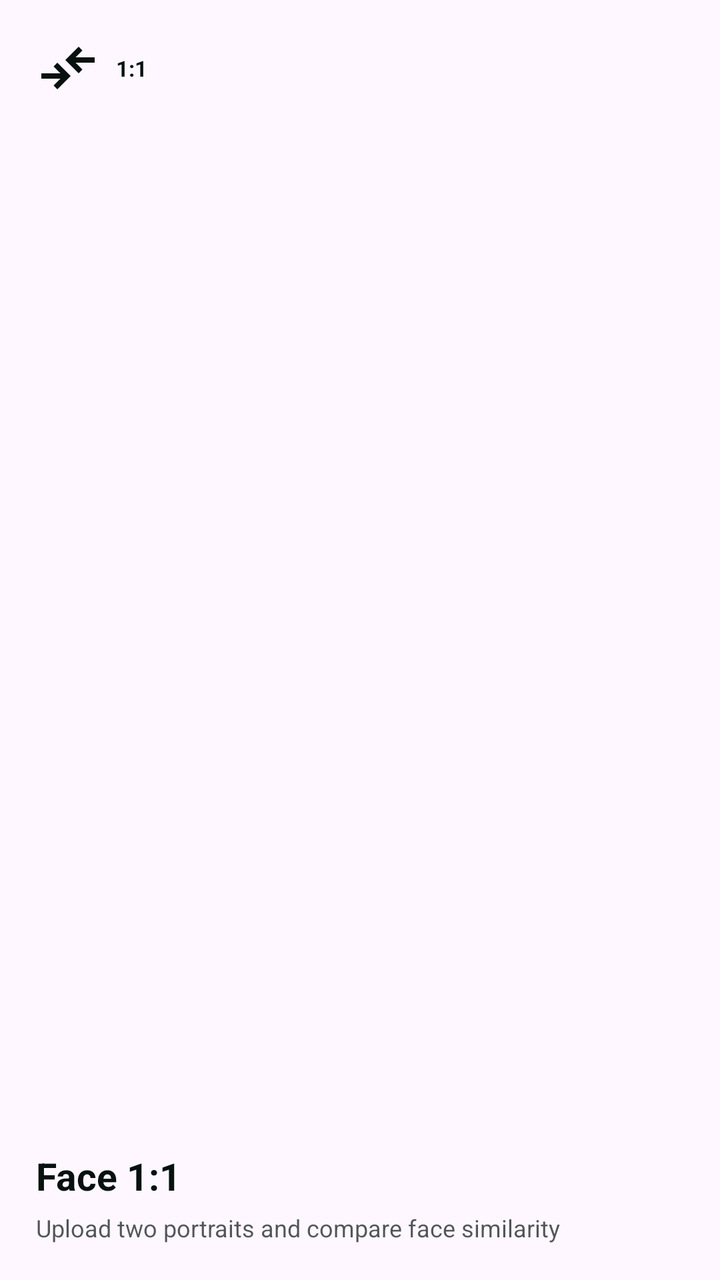
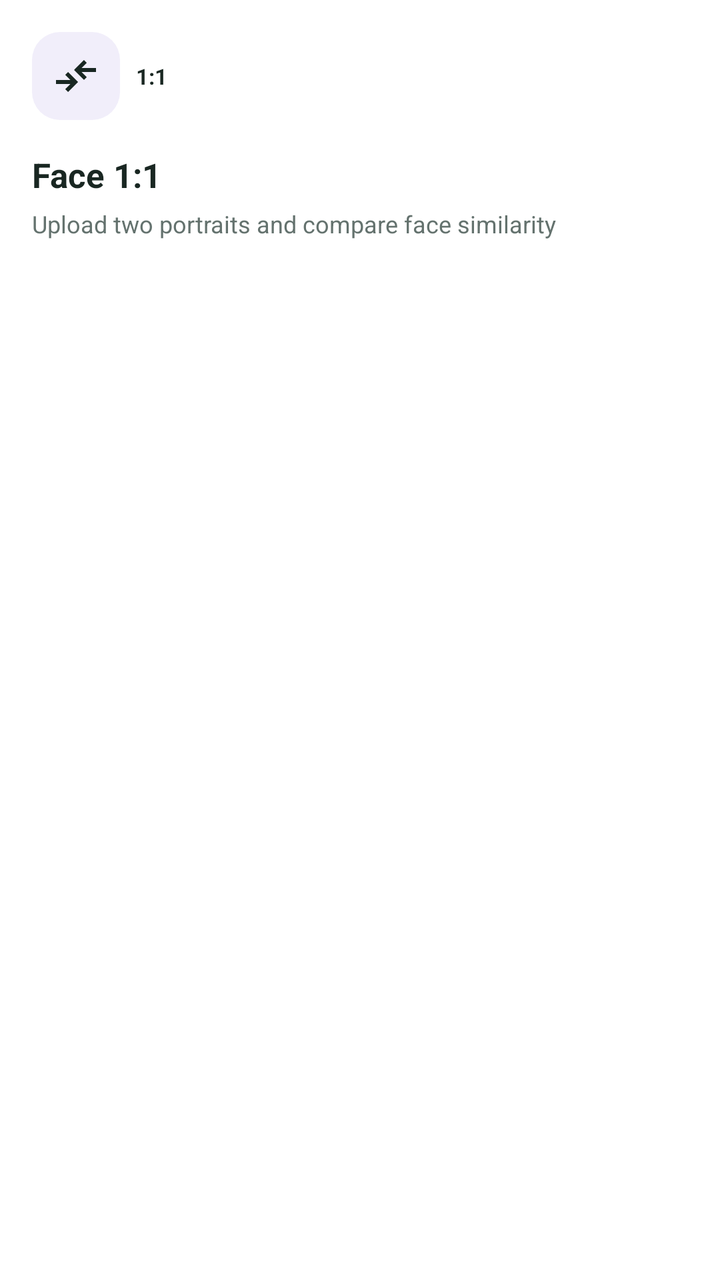

The first picture is an Android layout as it rendered before a commit; the second is the same layout after the commit. The layout source and the unified diff follow.
<!-- AndroidManifest.xml: application theme Theme.InspireFaceExample -->
<!-- res/layout/item_home_compare.xml -->
<?xml version="1.0" encoding="utf-8"?>
<LinearLayout xmlns:android="http://schemas.android.com/apk/res/android"
    android:layout_width="match_parent"
    android:layout_height="match_parent"
    android:gravity="bottom"
    android:orientation="vertical"
    android:padding="18dp">

    <LinearLayout
        android:layout_width="match_parent"
        android:layout_height="wrap_content"
        android:gravity="center_vertical"
        android:orientation="horizontal">

        <ImageView
            android:layout_width="32dp"
            android:layout_height="32dp"
            android:contentDescription="@null"
            android:importantForAccessibility="no"
            android:src="@drawable/ic_home_compare" />

        <TextView
            android:layout_width="wrap_content"
            android:layout_height="wrap_content"
            android:layout_marginStart="8dp"
            android:text="@string/menu_badge_compare"
            android:textColor="@color/home_tile_text_dark"
            android:textSize="11sp"
            android:textStyle="bold" />
    </LinearLayout>

    <Space
        android:layout_width="1dp"
        android:layout_height="0dp"
        android:layout_weight="1" />

    <TextView
        android:layout_width="match_parent"
        android:layout_height="wrap_content"
        android:text="@string/face_compare_title"
        android:textColor="@color/home_tile_text_dark"
        android:textSize="19sp"
        android:textStyle="bold" />

    <TextView
        android:layout_width="match_parent"
        android:layout_height="wrap_content"
        android:layout_marginTop="5dp"
        android:maxLines="2"
        android:text="@string/home_compare_desc"
        android:textColor="@color/home_tile_text_dark_secondary"
        android:textSize="12sp" />
</LinearLayout>
<!-- resources referenced by this layout -->
<resources>
  <color name="home_tile_text_dark">#FF07110F</color>
  <color name="home_tile_text_dark_secondary">#B307110F</color>
  <style name="Base.Theme.InspireFaceExample" parent="Theme.Material3.DayNight.NoActionBar">
          
          
      </style>
  <!-- unchanged entries left out for length: 5 -->
</resources>

<!-- the commit's change to res/layout/item_home_compare.xml (unified diff, before → after) -->
@@ -1,10 +1,11 @@
 <?xml version="1.0" encoding="utf-8"?>
 <LinearLayout xmlns:android="http://schemas.android.com/apk/res/android"
     android:layout_width="match_parent"
-    android:layout_height="match_parent"
-    android:gravity="bottom"
+    android:layout_height="wrap_content"
+    android:gravity="top"
+    android:minHeight="184dp"
     android:orientation="vertical"
-    android:padding="18dp">
+    android:padding="16dp">
 
     <LinearLayout
         android:layout_width="match_parent"
@@ -13,8 +14,11 @@
         android:orientation="horizontal">
 
         <ImageView
-            android:layout_width="32dp"
-            android:layout_height="32dp"
+            android:background="@drawable/bg_home_icon"
+            android:backgroundTint="@color/home_tile_purple"
+            android:padding="10dp"
+            android:layout_width="44dp"
+            android:layout_height="44dp"
             android:contentDescription="@null"
             android:importantForAccessibility="no"
             android:src="@drawable/ic_home_compare" />
@@ -31,23 +35,24 @@
 
     <Space
         android:layout_width="1dp"
-        android:layout_height="0dp"
-        android:layout_weight="1" />
+        android:layout_height="16dp" />
 
     <TextView
         android:layout_width="match_parent"
         android:layout_height="wrap_content"
         android:text="@string/face_compare_title"
         android:textColor="@color/home_tile_text_dark"
-        android:textSize="19sp"
+        android:textSize="17sp"
+        android:maxLines="2"
         android:textStyle="bold" />
 
     <TextView
         android:layout_width="match_parent"
         android:layout_height="wrap_content"
         android:layout_marginTop="5dp"
-        android:maxLines="2"
+        android:maxLines="3"
         android:text="@string/home_compare_desc"
         android:textColor="@color/home_tile_text_dark_secondary"
-        android:textSize="12sp" />
+        android:textSize="12sp"
+        android:lineSpacingExtra="1dp" />
 </LinearLayout>
<!-- resource entries referenced after the edit -->
@@ -1,10 +1,106 @@
 <!-- resources referenced by this layout -->
 <resources>
-  <color name="home_tile_text_dark">#FF07110F</color>
-  <color name="home_tile_text_dark_secondary">#B307110F</color>
-  <style name="Base.Theme.InspireFaceExample" parent="Theme.Material3.DayNight.NoActionBar">
-          
-          
+  <color name="home_tile_purple">#F1EEFA</color>
+  <color name="home_tile_text_dark">#192722</color>
+  <color name="home_tile_text_dark_secondary">#64726E</color>
+  <!-- drawable bg_home_icon (drawable) -->
+  <shape xmlns:android="http://schemas.android.com/apk/res/android" android:shape="rectangle">
+      <solid android:color="@color/home_surface" />
+      <corners android:radius="14dp" />
+  </shape>
+  <color name="home_surface">#F5F7F8</color>
+  <style name="Base.Theme.InspireFaceExample" parent="Theme.Material3.Light.NoActionBar">
+          <item name="android:windowBackground">@color/home_background</item>
+          <item name="android:statusBarColor">@android:color/transparent</item>
+          <item name="android:navigationBarColor">@color/home_background</item>
+          <item name="android:windowLightStatusBar">true</item>
+          <item name="android:windowAnimationStyle">@style/AppWindowAnimation</item>
+          <item name="android:colorAccent">@color/liveness_accent</item>
+          <item name="colorPrimary">@color/liveness_accent</item>
+          <item name="colorOnPrimary">@color/white</item>
+          <item name="colorPrimaryContainer">@color/plus_accent_soft</item>
+          <item name="colorOnPrimaryContainer">@color/liveness_accent</item>
+          <item name="colorSecondary">@color/liveness_accent</item>
+          <item name="colorSecondaryContainer">@color/plus_accent_soft</item>
+          <item name="colorOnSecondaryContainer">@color/home_text_primary</item>
+          <item name="colorSurface">@color/home_background</item>
+          <item name="colorSurfaceVariant">@color/home_surface</item>
+          <item name="colorOnSurface">@color/home_text_primary</item>
+          <item name="colorOnSurfaceVariant">@color/home_text_secondary</item>
+          <item name="colorOutline">@color/home_stroke</item>
+          <item name="colorControlHighlight">#14237D63</item>
+          <item name="materialButtonStyle">@style/AppButton</item>
+          <item name="materialButtonOutlinedStyle">@style/AppButton.Outlined</item>
+          <item name="buttonBarPositiveButtonStyle">@style/AppButton.Text</item>
+          <item name="buttonBarNegativeButtonStyle">@style/AppButton.Text</item>
+          <item name="materialAlertDialogTheme">@style/ThemeOverlay.InspireFaceExample.PlusConsent</item>
+          <item name="shapeAppearanceSmallComponent">@style/AppShape.Small</item>
+          <item name="shapeAppearanceMediumComponent">@style/AppShape.Medium</item>
+          <item name="chipStyle">@style/AppChip</item>
+      </style>
+  <color name="home_background">#FFFFFF</color>
+  <style name="AppWindowAnimation" parent="@android:style/Animation.Activity">
+          <item name="android:activityOpenEnterAnimation">@anim/app_page_enter</item>
+          <item name="android:activityOpenExitAnimation">@anim/app_page_dim</item>
+          <item name="android:activityCloseEnterAnimation">@anim/app_page_return</item>
+          <item name="android:activityCloseExitAnimation">@anim/app_page_exit</item>
+      </style>
+  <color name="liveness_accent">#237D63</color>
+  <color name="white">#FFFFFFFF</color>
+  <color name="plus_accent_soft">#EDF6F1</color>
+  <color name="home_text_primary">#192722</color>
+  <color name="home_text_secondary">#64726E</color>
+  <color name="home_stroke">#E8EDEF</color>
+  <style name="AppButton" parent="Widget.Material3.Button">
+          <item name="android:minHeight">48dp</item>
+          <item name="android:textAllCaps">false</item>
+          <item name="android:fontFamily">sans-serif-medium</item>
+          <item name="android:stateListAnimator">@animator/plus_button_press</item>
+          <item name="android:textColor">@color/app_button_text</item>
+          <item name="backgroundTint">@color/app_button_background</item>
+          <item name="cornerRadius">16dp</item>
+      </style>
+  <style name="AppButton.Outlined" parent="Widget.Material3.Button.OutlinedButton">
+          <item name="android:minHeight">48dp</item>
+          <item name="android:textAllCaps">false</item>
+          <item name="android:textColor">@color/app_control_text</item>
+          <item name="android:stateListAnimator">@animator/plus_button_press</item>
+          <item name="strokeColor">@color/home_stroke</item>
+          <item name="cornerRadius">16dp</item>
+      </style>
+  <style name="AppButton.Text" parent="Widget.Material3.Button.TextButton">
+          <item name="android:minHeight">48dp</item>
+          <item name="android:textAllCaps">false</item>
+          <item name="android:stateListAnimator">@animator/plus_button_press</item>
+          <item name="android:textColor">@color/app_control_text</item>
+      </style>
+  <style name="ThemeOverlay.InspireFaceExample.PlusConsent" parent="ThemeOverlay.Material3.MaterialAlertDialog">
+          <item name="colorSurface">@color/plus_background</item>
+          <item name="colorOnSurface">@color/plus_text</item>
+          <item name="colorOnSurfaceVariant">@color/plus_text_secondary</item>
+          <item name="colorPrimary">@color/plus_accent</item>
+          <item name="android:windowAnimationStyle">@style/PlusConsentWindowAnimation</item>
+          <item name="android:backgroundDimAmount">0.22</item>
+      </style>
+  <style name="AppShape.Small" parent="ShapeAppearance.Material3.SmallComponent">
+          <item name="cornerSize">12dp</item>
+      </style>
+  <style name="AppShape.Medium" parent="ShapeAppearance.Material3.MediumComponent">
+          <item name="cornerSize">22dp</item>
+      </style>
+  <style name="AppChip" parent="Widget.Material3.Chip.Filter">
+          <item name="chipBackgroundColor">@color/app_segment_background</item>
+          <item name="android:textColor">@color/app_control_text</item>
+          <item name="chipStrokeColor">@color/home_stroke</item>
+          <item name="android:stateListAnimator">@animator/plus_button_press</item>
+      </style>
+  <color name="plus_background">#FFFFFF</color>
+  <color name="plus_text">#192722</color>
+  <color name="plus_text_secondary">#64726E</color>
+  <color name="plus_accent">#237D63</color>
+  <style name="PlusConsentWindowAnimation">
+          <item name="android:windowEnterAnimation">@anim/plus_dialog_enter</item>
+          <item name="android:windowExitAnimation">@anim/plus_dialog_exit</item>
       </style>
   <!-- unchanged entries left out for length: 5 -->
 </resources>
